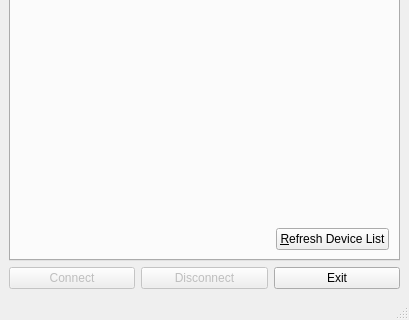
The window that src/gui/qjacktrip.ui (jacktrip/jacktrip) describes before a commit, drawn with Qt 5; both pictures show x 0 to 409 and y 593 to 913 of the 409 by 913 pixel window.
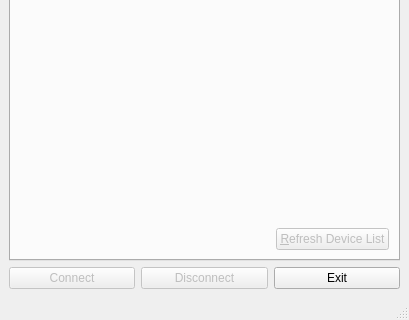
The same window after the commit. The open tabs and pages were chosen to show the change. Icons and pictures are not drawn.

Commit message: Fix initial audio backend widget state

Diff of the .ui file:
```diff
--- a/src/gui/qjacktrip.ui
+++ b/src/gui/qjacktrip.ui
@@ -1036,6 +1036,9 @@
           </item>
           <item>
            <widget class="QPushButton" name="refreshDevicesButton">
+            <property name="enabled">
+             <bool>false</bool>
+            </property>
             <property name="text">
              <string>&amp;Refresh Device List</string>
             </property>
```
